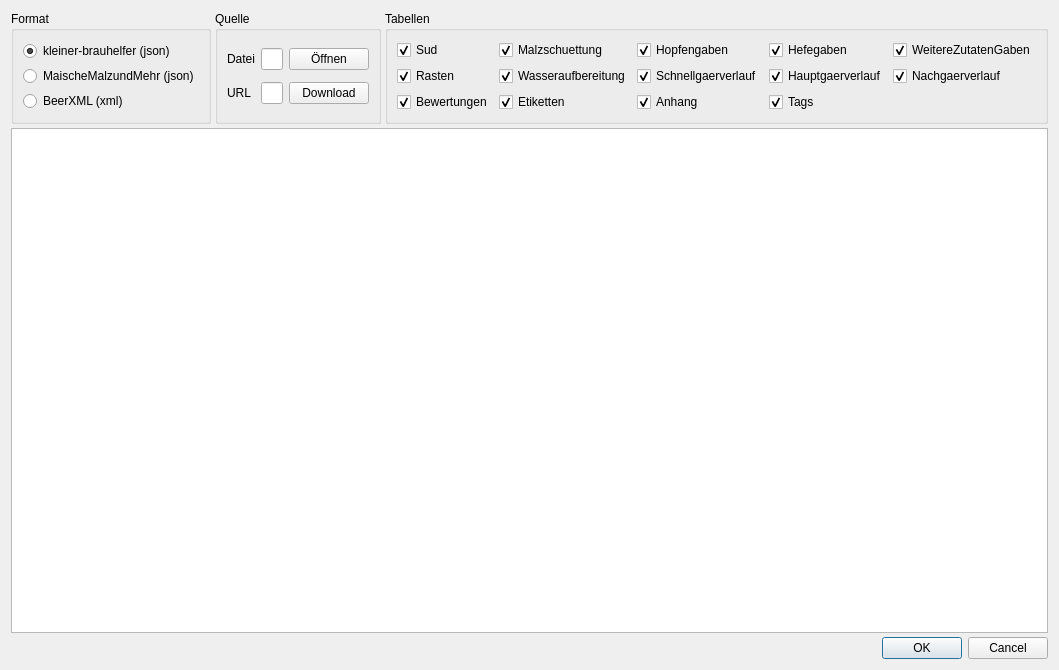
Before: the Qt Designer form kleiner-brauhelfer/dialogs/dlgimportexport.ui in kleiner-brauhelfer/kleiner-brauhelfer-2, drawn with Qt 5.
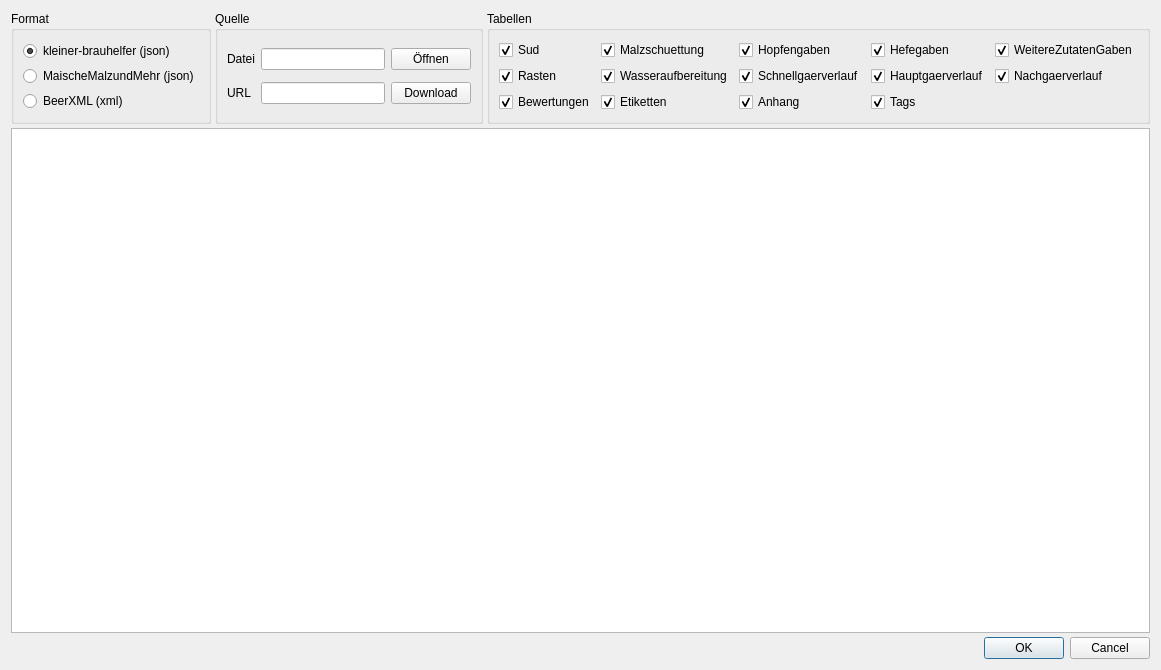
After: the same form once the commit is applied.

```diff
--- a/kleiner-brauhelfer/dialogs/dlgimportexport.ui
+++ b/kleiner-brauhelfer/dialogs/dlgimportexport.ui
@@ -6,7 +6,7 @@
    <rect>
     <x>0</x>
     <y>0</y>
-    <width>711</width>
+    <width>1161</width>
     <height>670</height>
    </rect>
   </property>
```
Left out of the diff: 15 changed lines with no effect on the pictures.
